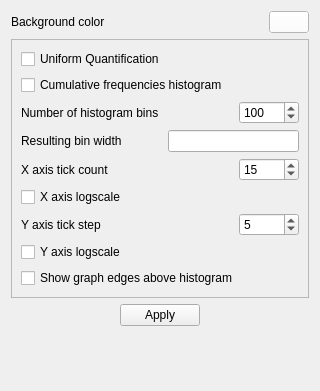
Old version of the form plugins/view/HistogramView/HistoOptionsWidget.ui in the repository vadivelselvaraj/TulipGLImprovement.
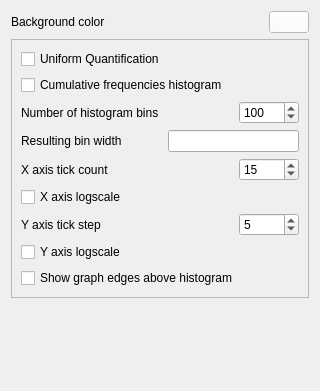
New version of the form.

Commit message: Remove more useless apply buttons and some obsolete files

```diff
--- a/plugins/view/HistogramView/HistoOptionsWidget.ui
+++ b/plugins/view/HistogramView/HistoOptionsWidget.ui
@@ -325,43 +325,6 @@
      </layout>
     </widget>
    </item>
-   <item>
-    <layout class="QHBoxLayout" name="horizontalLayout">
-     <item>
-      <spacer name="horizontalSpacer">
-       <property name="orientation">
-        <enum>Qt::Horizontal</enum>
-       </property>
-       <property name="sizeHint" stdset="0">
-        <size>
-         <width>40</width>
-         <height>20</height>
-        </size>
-       </property>
-      </spacer>
-     </item>
-     <item>
-      <widget class="QPushButton" name="applyButton">
-       <property name="text">
-        <string>Apply</string>
-       </property>
-      </widget>
-     </item>
-     <item>
-      <spacer name="horizontalSpacer_2">
-       <property name="orientation">
-        <enum>Qt::Horizontal</enum>
-       </property>
-       <property name="sizeHint" stdset="0">
-        <size>
-         <width>40</width>
-         <height>20</height>
-        </size>
-       </property>
-      </spacer>
-     </item>
-    </layout>
-   </item>
    <item>
     <spacer name="verticalSpacer">
      <property name="orientation">
```
The commit also changes 12 other files.
